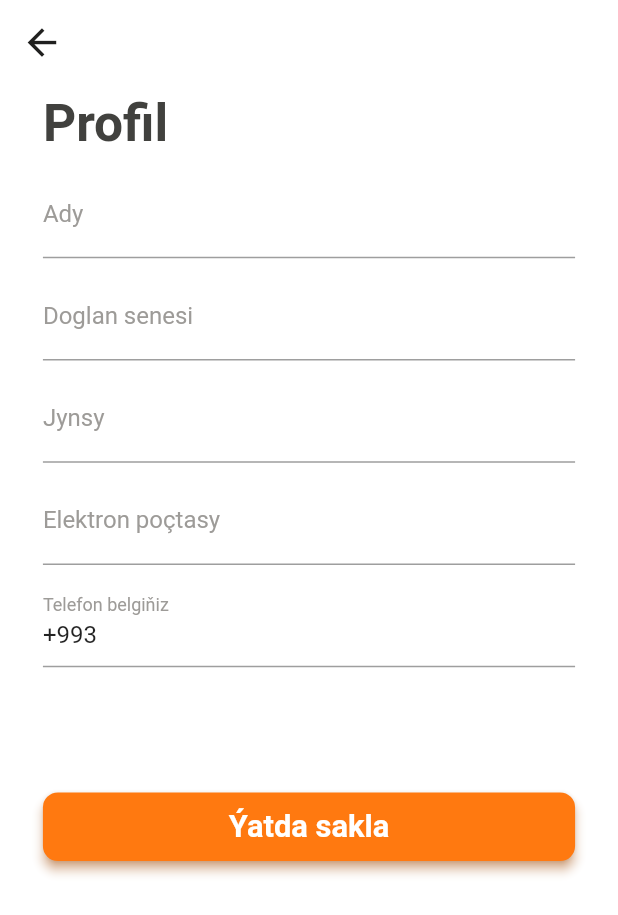
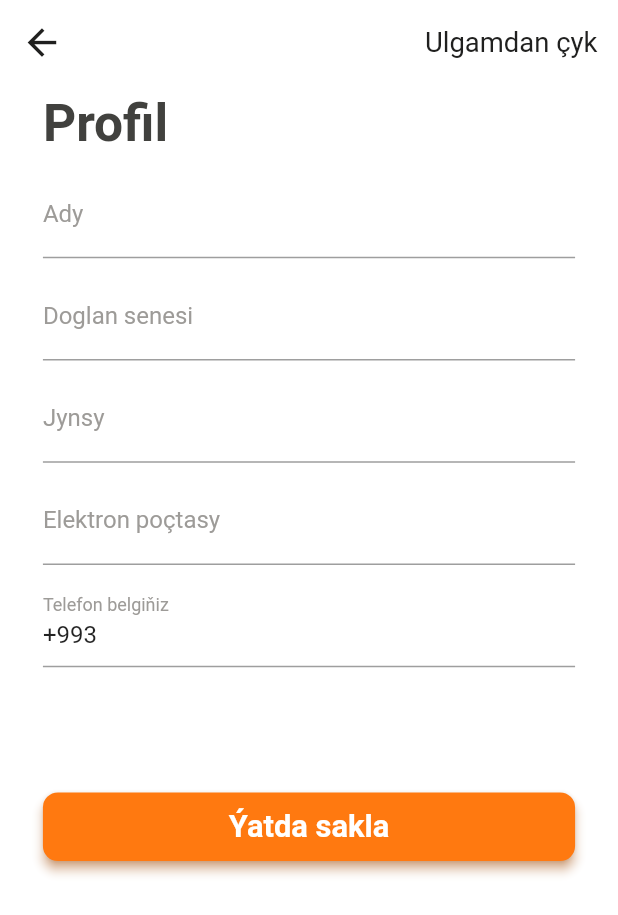
Before and after one commit to Ruslanbek0809/yoda_restoran, a Flutter app: the ProfileScreen screen opened by its route, on a phone screen of 412 x 824 dp. Shown: the top 915 px of the screen. Run offline on Flutter 3.47's test engine with Material 2 defaults, Android fonts, the phone set to English and light mode, and no system bars; our stand-ins replace cached_network_image, carousel_slider, extended_nested_scroll_view, flutter_screenutil, flutter_svg, mask_text_input_formatter and 1 more.

Commit message:
Added Logout TextButton in ProfileScreen

```diff
--- a/lib/screens/profile/profile_screen.dart
+++ b/lib/screens/profile/profile_screen.dart
@@ -187,6 +187,22 @@ class _ProfileScreenState extends State<ProfileScreen> {
               size: 25.w,
             ),
           ),
+          actions: [
+            Padding(
+              padding: EdgeInsets.only(right: 5.w),
+              child: TextButton(
+                onPressed: () {},
+                child: Text(
+                  'Ulgamdan çyk',
+                  style: TextStyle(
+                    color: AppTheme.FONT_COLOR,
+                    fontSize: 16.sp,
+                    fontWeight: FontWeight.w400,
+                  ),
+                ),
+              ),
+            ),
+          ],
         ),
         body: Container(
           decoration: BoxDecoration(
```
